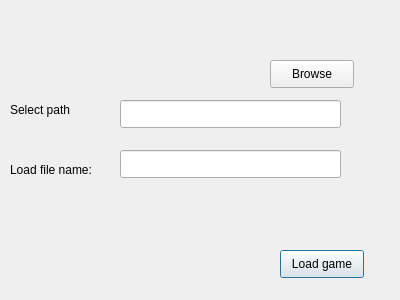
Old version of the form Game/loadwindow.ui in the repository juhvv/programming3-2019-project.
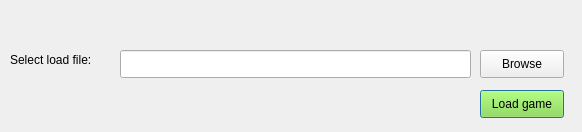
New version of the form.

Commit message: Load game loads now all unit types. Modified savewindow and loadwindow so they look better. Added checker to test that file is .txt on savewindow

Diff of the .ui file:
```diff
--- a/Game/loadwindow.ui
+++ b/Game/loadwindow.ui
@@ -6,8 +6,8 @@
    <rect>
     <x>0</x>
     <y>0</y>
-    <width>400</width>
-    <height>300</height>
+    <width>582</width>
+    <height>132</height>
    </rect>
   </property>
   <property name="windowTitle">
@@ -17,44 +17,21 @@
    <property name="geometry">
     <rect>
      <x>10</x>
-     <y>100</y>
-     <width>91</width>
+     <y>50</y>
+     <width>111</width>
      <height>20</height>
     </rect>
    </property>
    <property name="text">
-    <string>Select path</string>
-   </property>
-  </widget>
-  <widget class="QLabel" name="fileNameLbl">
-   <property name="geometry">
-    <rect>
-     <x>10</x>
-     <y>160</y>
-     <width>101</width>
-     <height>20</height>
-    </rect>
-   </property>
-   <property name="text">
-    <string>Load file name:</string>
+    <string>Select load file:</string>
    </property>
   </widget>
   <widget class="QLineEdit" name="pathEdit">
    <property name="geometry">
     <rect>
      <x>120</x>
-     <y>100</y>
-     <width>221</width>
-     <height>28</height>
-    </rect>
-   </property>
-  </widget>
-  <widget class="QLineEdit" name="fileNameEdit">
-   <property name="geometry">
-    <rect>
-     <x>120</x>
-     <y>150</y>
-     <width>221</width>
+     <y>50</y>
+     <width>351</width>
      <height>28</height>
     </rect>
    </property>
@@ -62,12 +39,15 @@
   <widget class="QPushButton" name="loadGameBtn">
    <property name="geometry">
     <rect>
-     <x>280</x>
-     <y>250</y>
+     <x>480</x>
+     <y>90</y>
      <width>84</width>
      <height>28</height>
     </rect>
    </property>
+   <property name="styleSheet">
+    <string notr="true">background-color: rgb(138, 226, 52);</string>
+   </property>
    <property name="text">
     <string>Load game</string>
    </property>
@@ -75,8 +55,8 @@
   <widget class="QPushButton" name="browseBtn">
    <property name="geometry">
     <rect>
-     <x>270</x>
-     <y>60</y>
+     <x>480</x>
+     <y>50</y>
      <width>84</width>
      <height>28</height>
     </rect>
```
The commit also changes 7 other files.
